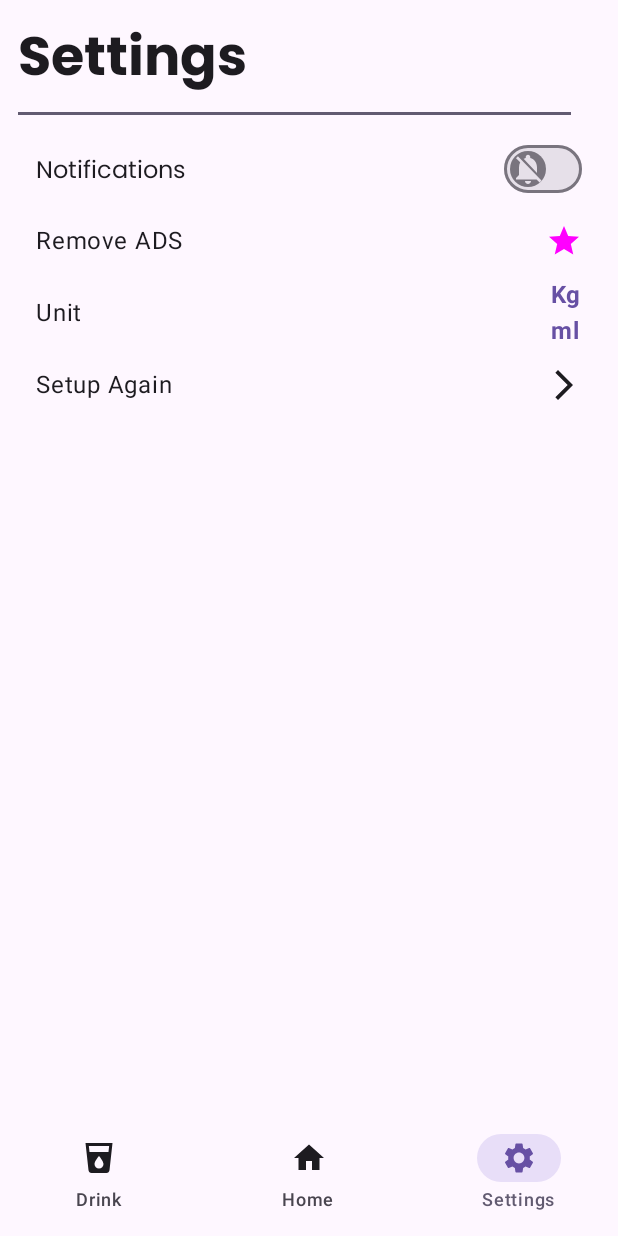
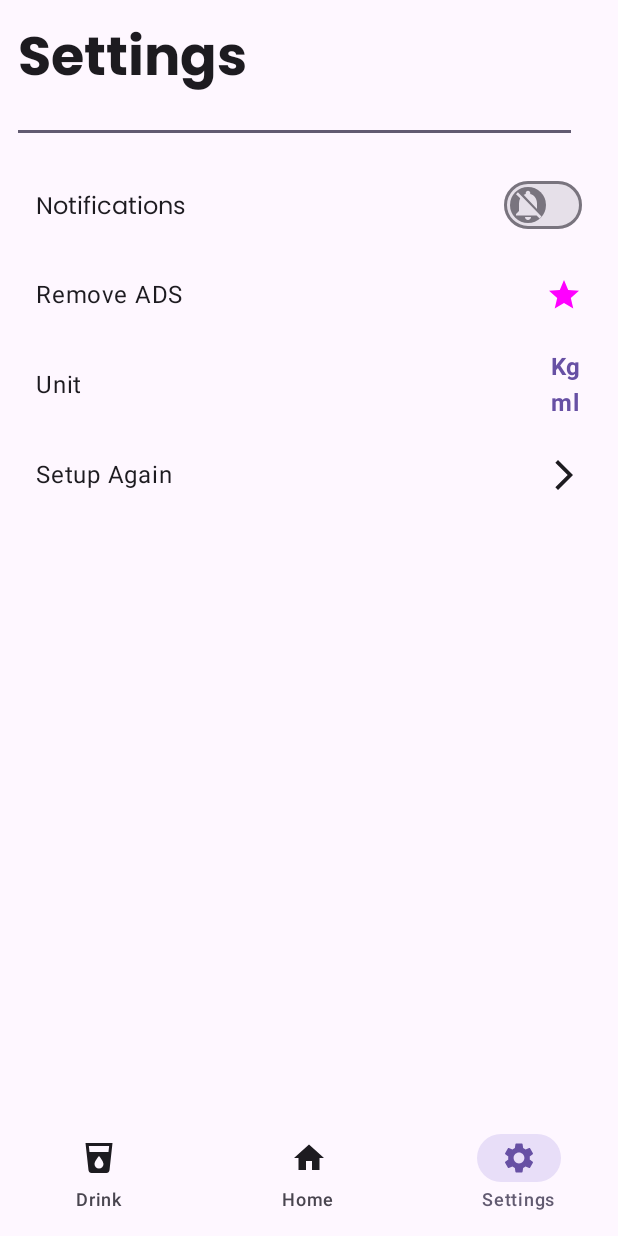
Before and after one commit to AAyar94/Aquatick, an Android app built with Jetpack Compose: the route_settings screen opened through its navigation route, on a phone screen of 412 x 824 dp. Run offline under Robolectric (Android 15) with nearby library versions, the light colour scheme and no system bars; our stand-ins replace Dagger/Hilt's generated code.

Commit message:
calculate screen edit

```diff
--- a/app/src/main/java/com/aayar94/aquatick/ui/screen/callculate/CalculateRoute.kt
+++ b/app/src/main/java/com/aayar94/aquatick/ui/screen/calculate/CalculateRoute.kt
@@ -1,4 +1,4 @@
-package com.aayar94.aquatick.ui.screen.callculate
+package com.aayar94.aquatick.ui.screen.calculate
 
 import androidx.compose.animation.AnimatedVisibility
 import androidx.compose.foundation.background
--- a/app/src/main/java/com/aayar94/aquatick/ui/screen/callculate/CalculateUIState.kt
+++ b/app/src/main/java/com/aayar94/aquatick/ui/screen/calculate/CalculateUIState.kt
@@ -1,4 +1,4 @@
-package com.aayar94.aquatick.ui.screen.callculate
+package com.aayar94.aquatick.ui.screen.calculate
 
 import com.aayar94.aquatick.core.base.BaseUiState
 
--- a/app/src/main/java/com/aayar94/aquatick/ui/screen/callculate/CalculateViewModel.kt
+++ b/app/src/main/java/com/aayar94/aquatick/ui/screen/calculate/CalculateViewModel.kt
@@ -1,4 +1,4 @@
-package com.aayar94.aquatick.ui.screen.callculate
+package com.aayar94.aquatick.ui.screen.calculate
 
 import androidx.lifecycle.ViewModel
 import androidx.lifecycle.viewModelScope
--- a/app/src/main/java/com/aayar94/aquatick/ui/screen/settings/SettingsRoute.kt
+++ b/app/src/main/java/com/aayar94/aquatick/ui/screen/settings/SettingsRoute.kt
@@ -68,7 +68,7 @@ fun SettingsScreen(navController: NavController, viewModel: SettingsViewModel) {
             modifier = Modifier
                 .fillMaxSize()
                 .padding(vertical = 12.dp, horizontal = 12.dp),
-            verticalArrangement = Arrangement.spacedBy(12.dp),
+            verticalArrangement = Arrangement.spacedBy(24.dp),
             horizontalAlignment = Alignment.Start
         ) {
             Text(
--- a/app/src/main/java/com/aayar94/aquatick/ui/screen/setup/SetupRoute.kt
+++ b/app/src/main/java/com/aayar94/aquatick/ui/screen/setup/SetupRoute.kt
@@ -39,7 +39,7 @@ import com.aayar94.aquatick.R
 import com.aayar94.aquatick.core.navigation.INavigationItem
 import com.aayar94.aquatick.core.theme.component.RadioButtonComponent
 import com.aayar94.aquatick.core.theme.component.TextFieldComponent
-import com.aayar94.aquatick.ui.screen.callculate.Calculate
+import com.aayar94.aquatick.ui.screen.calculate.Calculate
 import com.aayar94.aquatick.util.DevicesPreview
 import com.example.compose.Indigo
 import com.example.compose.Orange
```
